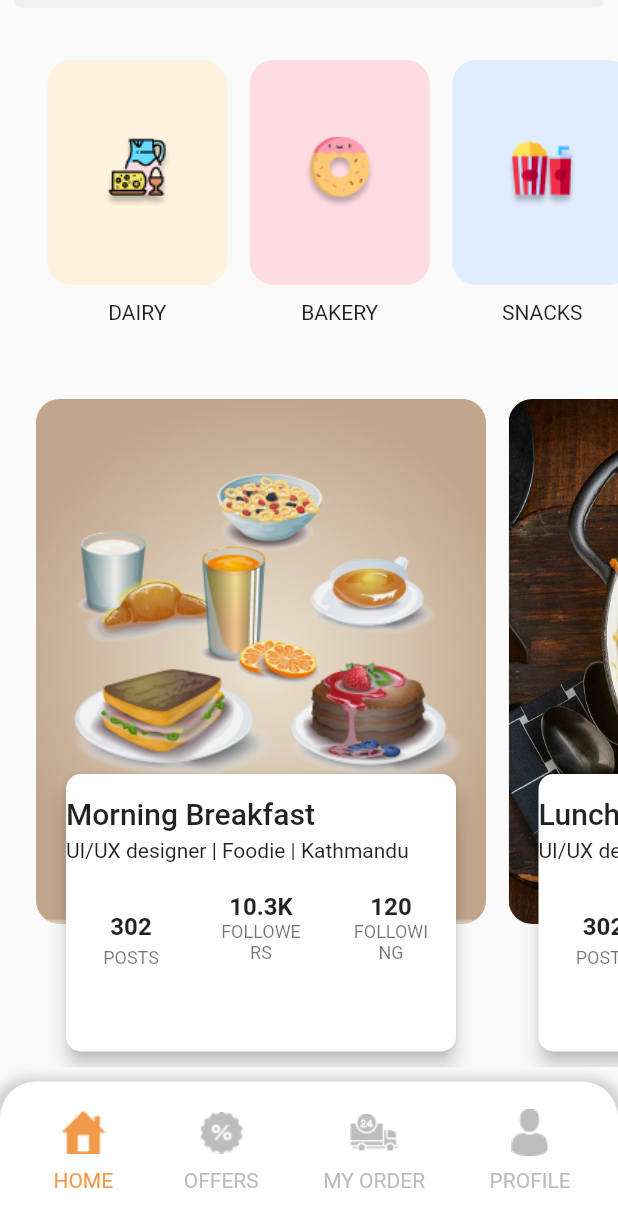
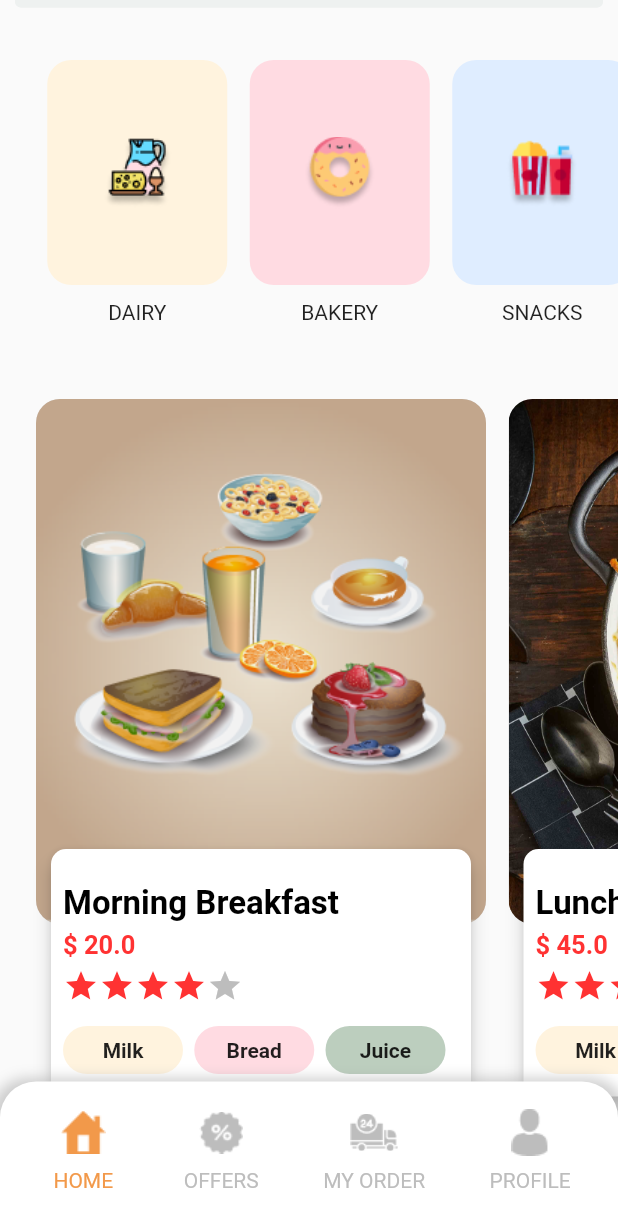
Before and after one commit to silaslawer/fast-food-mobile-ui-clone, a Flutter app: the screen it shows after launch, scrolled down 204 dp, on a phone screen of 412 x 824 dp. Shown: the top 1227 px of the screen. Run offline on Flutter 3.47's test engine with Material 2 defaults, Android fonts, the phone set to English and light mode, and no system bars.

Commit message:
food details page

```diff
--- a/lib/pages/home.dart
+++ b/lib/pages/home.dart
@@ -1,5 +1,6 @@
 import 'package:fastfoodmobile/models/category.dart';
 import 'package:fastfoodmobile/models/food.dart';
+import 'package:fastfoodmobile/pages/food_details.dart';
 import 'package:fastfoodmobile/util/colors.dart';
 import 'package:flutter/material.dart';
 import 'package:flutter/cupertino.dart';
@@ -10,9 +11,6 @@ class Home extends StatefulWidget {
 }
 
 class _HomeState extends State<Home> {
-  double moviesOpacity = 0;
-  double seriesOpacity = 0;
-  final fadeDuration = Duration(milliseconds: 200);
   List<Category> categories = [
     Category(
         title: 'DAIRY',
@@ -32,6 +30,19 @@ class _HomeState extends State<Home> {
         accentColor: UIColors.lightPink)
   ];
 
+
+  List<Category> foodCategoryTags = [
+    Category(
+        title: 'Milk',
+        accentColor: UIColors.yellow),
+    Category(
+        title: 'Bread',
+        accentColor: UIColors.pink),
+    Category(
+        title: 'Juice',
+        accentColor: UIColors.green.withOpacity(0.5)),
+  ];
+
   List<Food> foods = [
     Food(
         name: 'Morning Breakfast',
@@ -48,7 +59,7 @@ class _HomeState extends State<Home> {
         price: 45.00),
 
     Food(
-        name: 'Morning Breakfast',
+        name: 'Supper Food',
         image: 'images/foods/supper.png',
         description:
         "Lorem ipsum dolor sit amet, consectetur adipisicing elit, sed do eiusmod tempor incididunt ut labore et dolore magna aliqua. Ut enim ad minim veniam, quis nostrud exercitation ullamco laboris nisi ut aliquip ex ea commodo consequat.",
@@ -58,17 +69,9 @@ class _HomeState extends State<Home> {
     @override
     void initState() {
       super.initState();
-    Future.delayed(Duration(milliseconds: 600), () async {
-      fadeInWidgets();
-    });
+
     }
 
-  void fadeInWidgets() async {
-    await Future.delayed(Duration(milliseconds: 400));
-    if (mounted) setState(() => moviesOpacity = 1);
-    await Future.delayed(Duration(milliseconds: 400));
-    if (mounted) setState(() => seriesOpacity = 1);
-  }
 
   @override
   Widget build(BuildContext context) {
@@ -160,7 +163,7 @@ class _HomeState extends State<Home> {
           ),
           SizedBox(height: 20),
           Container(
-            height: 450,
+            height: 500,
             width: double.infinity,
             margin: EdgeInsets.only(top: 15, bottom: 10),
             alignment: Alignment.topLeft,
@@ -176,6 +179,7 @@ class _HomeState extends State<Home> {
               ),
             ),
           ),
+          SizedBox(height: 20),
         ],
       ),
     );
@@ -220,6 +224,7 @@ class _HomeState extends State<Home> {
   Widget foodCard(BuildContext context, Food food) {
     return GestureDetector(
         onTap: () {
+         Navigator.push(context, CupertinoPageRoute(builder: (context) => FoodDetails(food)));
         },
         child: Container(
           width: 300,
@@ -246,12 +251,13 @@ class _HomeState extends State<Home> {
             ),
             Container(
               padding: EdgeInsets.only(
-                  top: 250.0, left: 20.0, right: 20.0, bottom: 10.0),
+                  top: 300.0, left: 10.0, right: 10.0, bottom: 30.0),
               child: Material(
                 shape: RoundedRectangleBorder(
                     borderRadius: BorderRadius.circular(10.0)),
                 elevation: 5.0,
                 color: Colors.white,
+                child: Container(padding: EdgeInsets.all(8),
                   child: Column(
                     crossAxisAlignment: CrossAxisAlignment.start,
                     children: <Widget>[
@@ -260,64 +266,73 @@ class _HomeState extends State<Home> {
                       ),
                       Text(
                         food.name,
-                      style: Theme.of(context).textTheme.title,
+                        style: TextStyle(color: UIColors.black,fontWeight: FontWeight.w600,fontSize: 22),
                       ),
                       SizedBox(
                         height: 5.0,
                       ),
-                    Text("UI/UX designer | Foodie | Kathmandu"),
+                      Text("\$\ ${food.price}",style: TextStyle(color: UIColors.red,fontWeight: FontWeight.w600,fontSize: 17),),
                       SizedBox(
-                      height: 16.0,
+                        height: 5.0,
                       ),
                       Container(
-                      height: 40.0,
                         child: Row(
-                        mainAxisAlignment: MainAxisAlignment.center,
                           children: <Widget>[
-                          Expanded(
-                            child: ListTile(
-                              title: Text(
-                                "302",
-                                textAlign: TextAlign.center,
-                                style: TextStyle(fontWeight: FontWeight.bold),
-                              ),
-                              subtitle: Text("Posts".toUpperCase(),
-                                  textAlign: TextAlign.center,
-                                  style: TextStyle(fontSize: 12.0)),
+                         Icon(Icons.star,color: UIColors.red,),
+                         Icon(Icons.star,color: UIColors.red,),
+                         Icon(Icons.star,color: UIColors.red,),
+                         Icon(Icons.star,color: UIColors.red,),
+                         Icon(Icons.star,color: UIColors.grey,),
+                          ],
                         ),
                       ),
-                          Expanded(
-                            child: ListTile(
-                              title: Text(
-                                "10.3K",
-                                textAlign: TextAlign.center,
-                                style: TextStyle(fontWeight: FontWeight.bold),
-                              ),
-                              subtitle: Text("Followers".toUpperCase(),
-                                  textAlign: TextAlign.center,
-                                  style: TextStyle(fontSize: 12.0)),
-                            ),
-                          ),
-                          Expanded(
-                            child: ListTile(
-                              title: Text(
-                                "120",
-                                textAlign: TextAlign.center,
-                                style: TextStyle(fontWeight: FontWeight.bold),
-                              ),
-                              subtitle: Text("Following".toUpperCase(),
-                                  textAlign: TextAlign.center,
-                                  style: TextStyle(fontSize: 12.0)),
-                            ),
-                          ),
+                    Container(
+                        width: double.infinity,
+                        margin: EdgeInsets.only(top: 15),
+                        alignment: Alignment.topLeft,
+                        child: SingleChildScrollView(
+                          scrollDirection: Axis.horizontal,
+                          child: Row(
+                            crossAxisAlignment: CrossAxisAlignment.start,
+                            children: <Widget>[
+                              ...foodCategoryTags.map((c) => foodCategoryChip(context, c)).toList(),
                             ],
                           ),
-                    )
+                        ),)
                     ],
+                  ),
                 ),
               ),
             ),
           ]),
         ));
   }
+
+  Widget foodCategoryChip(BuildContext context, Category category) {
+    return GestureDetector(
+      onTap: () {},
+      child: Column(
+        crossAxisAlignment: CrossAxisAlignment.center,
+        children: <Widget>[
+          Container(
+            padding: EdgeInsets.all(8),
+            alignment: Alignment.topCenter,
+            width: 80,
+            margin: EdgeInsets.only(right: 7.5, ),
+            decoration: BoxDecoration(
+              color: category.accentColor,
+              borderRadius: BorderRadius.all(
+                Radius.circular(16),
+              ),
+            ),
+            child: Center(
+              child: Text(
+                category.title,style: TextStyle(fontWeight: FontWeight.w600),
+              ),
+            ),
+          ),
+        ],
+      ),
+    );
   }
+}
--- a/lib/util/colors.dart
+++ b/lib/util/colors.dart
@@ -12,4 +12,6 @@ class UIColors {
   static const grey = Color(0xFFBDBDBD);
   static const lightGrey = Color(0xFFFAFAFA);
   static const lightGrey1 = Color(0xFFEEF1F0);
+  static const red = Color(0xFFFF3232);
+  static const green = Color(0xFF7A9D7E);
 }
```
Also changed, not shown: lib/pages/food_details.dart (added, +432 -0 lines), images/foods/cereal.png (renamed from images/foods/image 14.png), images/foods/pancakes.png (renamed from images/foods/image 11.png), images/foods/porridge.png (renamed from images/foods/image 13.png). Lines whose indentation alone changed are shown as unchanged.
